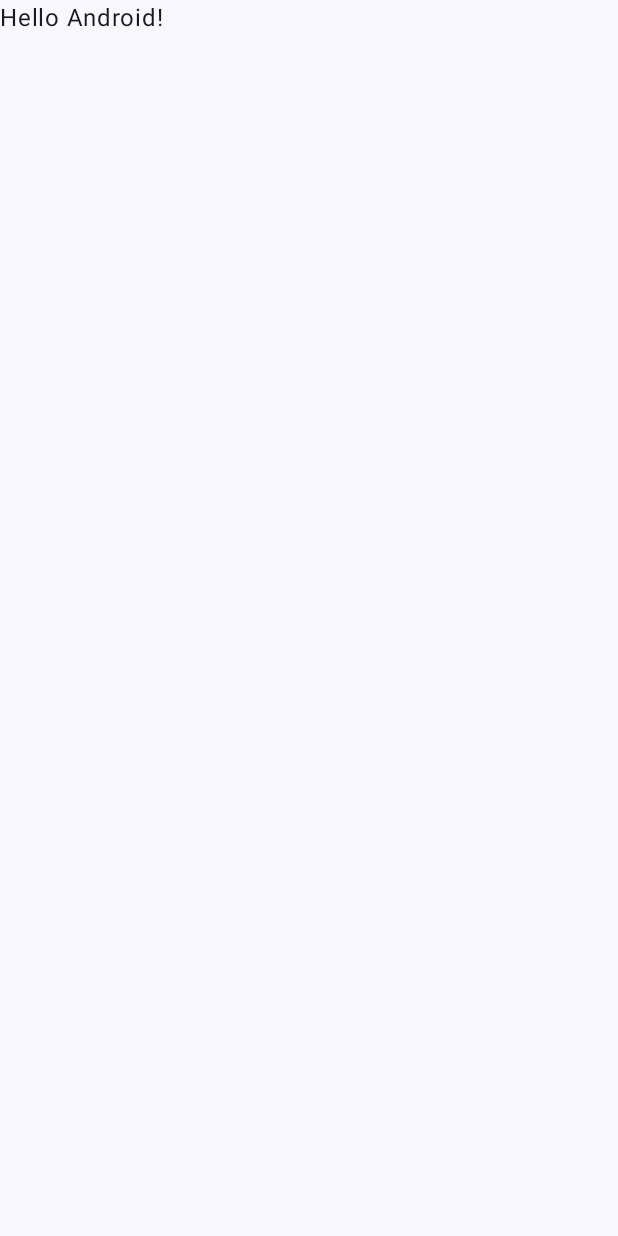
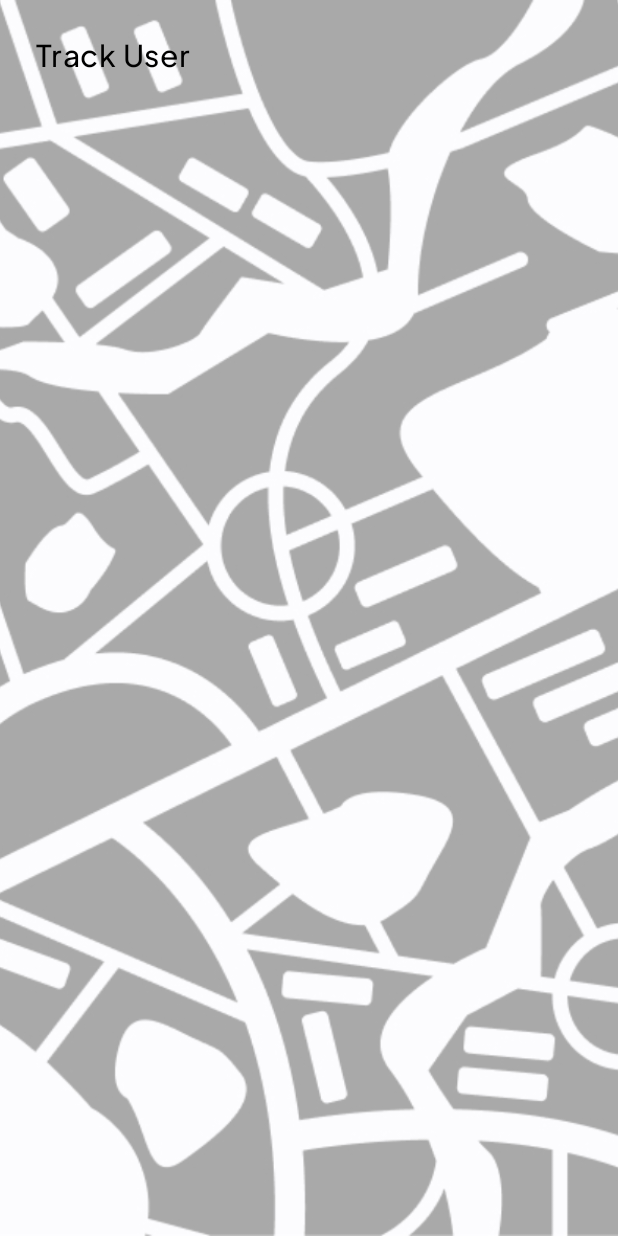
Before and after one commit to Orama4/Aidant_Front, an Android app built with Jetpack Compose: the screen it shows after launch (MainActivity), on a phone screen of 412 x 824 dp. Before the commit the screen is almost empty. Run offline under Robolectric (Android 15) with nearby library versions, the phone set to English and light mode, and no system bars.

Commit message:
color and fonts config

```diff
--- a/app/src/main/java/com/example/clientaidant/MainActivity.kt
+++ b/app/src/main/java/com/example/clientaidant/MainActivity.kt
@@ -11,6 +11,7 @@ import androidx.compose.material3.Text
 import androidx.compose.runtime.Composable
 import androidx.compose.ui.Modifier
 import androidx.compose.ui.tooling.preview.Preview
+import com.example.clientaidant.ui.screens.PreviewFullScreenBackground
 import com.example.clientaidant.ui.theme.ClientAidantTheme
 
 class MainActivity : ComponentActivity() {
@@ -20,28 +21,9 @@ class MainActivity : ComponentActivity() {
         setContent {
             ClientAidantTheme {
                 Scaffold(modifier = Modifier.fillMaxSize()) { innerPadding ->
-                    Greeting(
-                        name = "Android",
-                        modifier = Modifier.padding(innerPadding)
-                    )
+                    PreviewFullScreenBackground()
                 }
             }
         }
     }
 }
-
-@Composable
-fun Greeting(name: String, modifier: Modifier = Modifier) {
-    Text(
-        text = "Hello $name!",
-        modifier = modifier
-    )
-}
-
-@Preview(showBackground = true)
-@Composable
-fun GreetingPreview() {
-    ClientAidantTheme {
-        Greeting("Android")
-    }
-}
--- /dev/null
+++ b/app/src/main/java/com/example/clientaidant/ui/screens/TrackUser1.kt
@@ -0,0 +1,65 @@
+package com.example.clientaidant.ui.screens
+
+import androidx.compose.foundation.Image
+import androidx.compose.foundation.layout.*
+import androidx.compose.foundation.shape.RoundedCornerShape
+import androidx.compose.material3.*
+import androidx.compose.runtime.Composable
+import androidx.compose.ui.Alignment
+import androidx.compose.ui.Modifier
+import androidx.compose.ui.draw.clip
+import androidx.compose.ui.graphics.Color
+import androidx.compose.ui.layout.ContentScale
+import androidx.compose.ui.res.painterResource
+import androidx.compose.ui.text.font.FontWeight
+import androidx.compose.ui.text.style.TextAlign
+import androidx.compose.ui.tooling.preview.Preview
+import androidx.compose.ui.unit.dp
+import androidx.compose.ui.unit.sp
+import com.example.clientaidant.R
+import com.example.clientaidant.ui.theme.PlusJakartaSans
+
+@Composable
+fun FullScreenBackground() {
+    Box(
+        modifier = Modifier.fillMaxSize()
+    ) {
+        // Background Image
+        Image(
+            painter = painterResource(id = R.drawable.map),
+            contentDescription = null,
+            modifier = Modifier.fillMaxSize(),
+            contentScale = ContentScale.Crop
+        )
+
+        // Your UI content on top
+        Column(
+            modifier = Modifier
+                .fillMaxSize()
+                .padding(16.dp),
+        ){
+            Column(
+                modifier = Modifier.fillMaxSize(),
+                verticalArrangement = Arrangement.Top,
+                horizontalAlignment = Alignment.Start
+            ) {
+                Text(
+                    text = "Track User",
+                    modifier = Modifier.padding(8.dp),
+                    color = Color.Black,
+                    fontSize = 20.sp,
+                    textAlign = TextAlign.Start,
+                    fontWeight = FontWeight.Medium,
+                    fontFamily = PlusJakartaSans,
+                )
+            }
+
+        }
+    }
+}
+
+@Preview(showBackground = true)
+@Composable
+fun PreviewFullScreenBackground() {
+    FullScreenBackground()
+}
--- /dev/null
+++ b/app/src/main/java/com/example/clientaidant/ui/theme/AppColors.kt
@@ -0,0 +1,10 @@
+package com.example.clientaidant.ui.theme
+
+import androidx.compose.ui.graphics.Color
+
+object AppColors {
+    val primary = Color(0xFFE76F00)
+    val darkBlue = Color(0xFF0D1B2A)
+    val writingBlue=Color(0xFF181C2E)
+    // Add more colors as needed
+}
--- a/app/src/main/java/com/example/clientaidant/ui/theme/Type.kt
+++ b/app/src/main/java/com/example/clientaidant/ui/theme/Type.kt
@@ -2,33 +2,46 @@ package com.example.clientaidant.ui.theme
 
 import androidx.compose.material3.Typography
 import androidx.compose.ui.text.TextStyle
+import androidx.compose.ui.text.font.Font
 import androidx.compose.ui.text.font.FontFamily
+import androidx.compose.ui.text.font.FontStyle
 import androidx.compose.ui.text.font.FontWeight
 import androidx.compose.ui.unit.sp
+import com.example.clientaidant.R
 
-// Set of Material typography styles to start with
+
+// Create the Plus Jakarta Sans font family
+val PlusJakartaSans = FontFamily(
+    Font(R.font.plus_jakarta_sans_regular, FontWeight.Normal),
+    Font(R.font.plus_jakarta_sans_medium, FontWeight.Medium),
+    Font(R.font.plus_jakarta_sans_semibold, FontWeight.SemiBold),
+    Font(R.font.plus_jakarta_sans_bold, FontWeight.Bold),
+    Font(R.font.plus_jakarta_sans_extrabold, FontWeight.Normal, FontStyle.Italic)
+    // Add other font weights if available
+)
+
+// Create a Typography instance with Plus Jakarta Sans
 val Typography = Typography(
     bodyLarge = TextStyle(
-        fontFamily = FontFamily.Default,
+        fontFamily = PlusJakartaSans,
         fontWeight = FontWeight.Normal,
         fontSize = 16.sp,
         lineHeight = 24.sp,
         letterSpacing = 0.5.sp
-    )
-    /* Other default text styles to override
+    ),
     titleLarge = TextStyle(
-        fontFamily = FontFamily.Default,
-        fontWeight = FontWeight.Normal,
+        fontFamily = PlusJakartaSans,
+        fontWeight = FontWeight.Bold,
         fontSize = 22.sp,
         lineHeight = 28.sp,
         letterSpacing = 0.sp
     ),
     labelSmall = TextStyle(
-        fontFamily = FontFamily.Default,
+        fontFamily = PlusJakartaSans,
         fontWeight = FontWeight.Medium,
         fontSize = 11.sp,
         lineHeight = 16.sp,
         letterSpacing = 0.5.sp
-    )
-    */
+    ),
+    // Add other text styles as needed
 )
```
Also changed, not shown: app/src/main/res/drawable/doctor1.jpg (added), app/src/main/res/drawable/map.jpg (added), app/src/main/res/font/plus_jakarta_sans_bold.ttf (added), app/src/main/res/font/plus_jakarta_sans_extrabold.ttf (added), app/src/main/res/font/plus_jakarta_sans_medium.ttf (added), app/src/main/res/font/plus_jakarta_sans_regular.ttf (added), app/src/main/res/font/plus_jakarta_sans_semibold.ttf (added).
